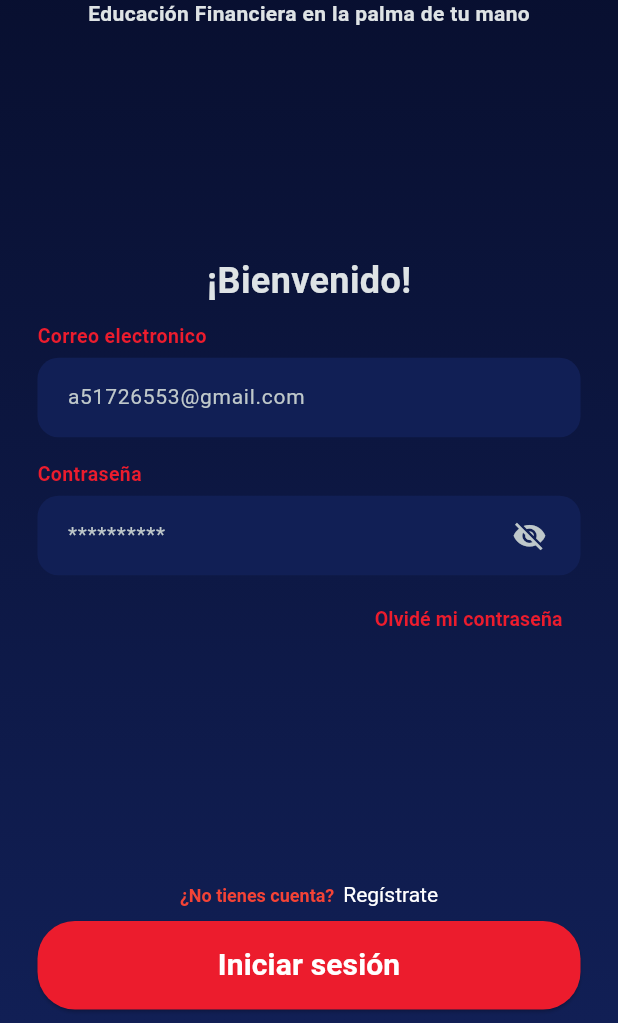
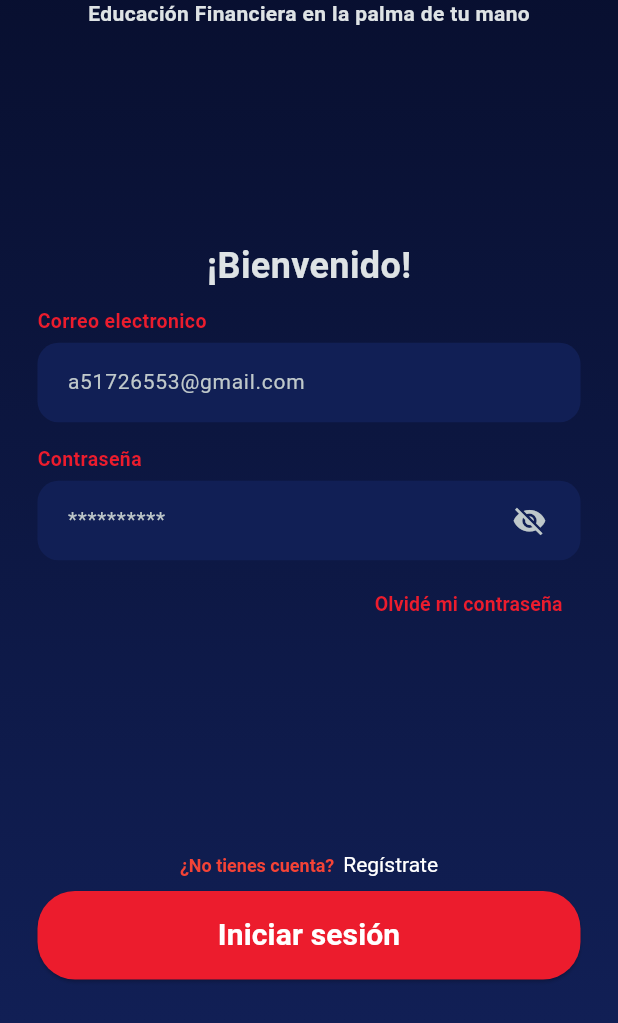
Before and after one commit to zam-cv/banorte, a Flutter app: the screen it shows after launch, on a phone screen of 412 x 824 dp, the part 213-1236 px from its top. Run offline on Flutter 3.47's test engine with Material 3 defaults, Android fonts, the phone set to English and light mode, and no system bars; our stand-ins replace flutter_svg; Roboto replaces fonts that are missing (NotoSans).

Commit message:
padding ajustado en login y register

```diff
--- a/app/lib/screens/login.dart
+++ b/app/lib/screens/login.dart
@@ -119,6 +119,7 @@ class Login extends StatelessWidget {
                         },
                       ),
                     ),
+                    const SizedBox(height: 20),
                   ],
                 )
               ],
--- a/app/lib/screens/signup.dart
+++ b/app/lib/screens/signup.dart
@@ -120,6 +120,8 @@ class _SignupState extends State<Signup> {
                               },
                             ),
                           ),
+                          const SizedBox(
+                              height: 20), // Padding extra debajo del botón
                         ],
                       ),
                     ),
```
